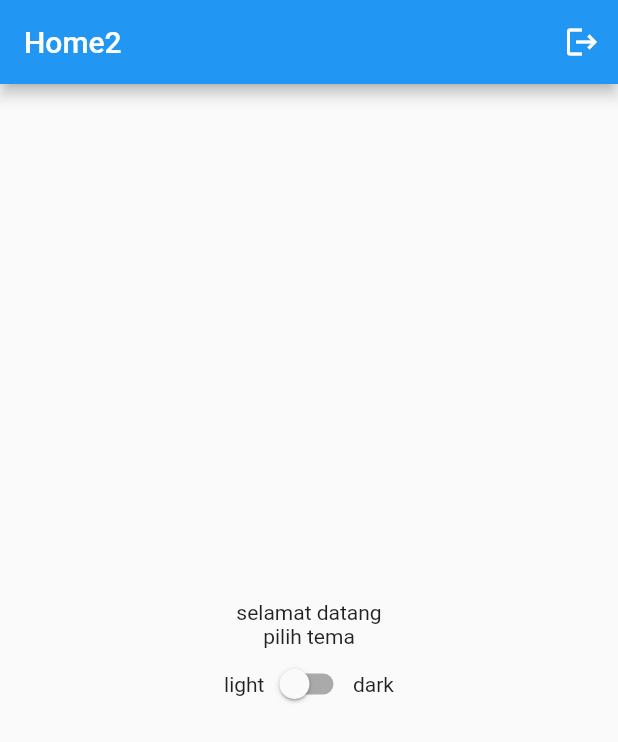
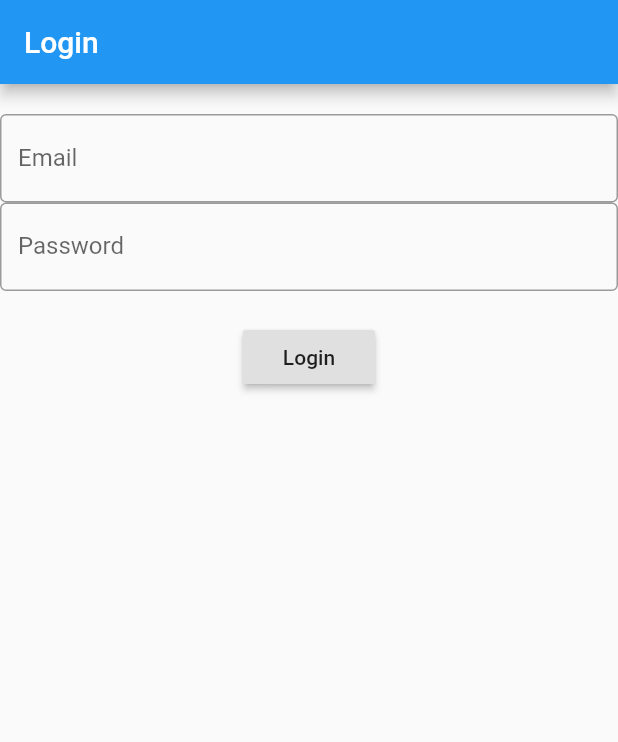
Before and after one commit to ryujinnnee/assist, a Flutter app: the screen it shows after launch, on a phone screen of 412 x 824 dp. Shown: the top 742 px of the screen. Run offline on Flutter 3.47's test engine with Material 2 defaults, Android fonts, the phone set to English and light mode, and no system bars; our stand-ins replace avatar_glow, carousel_slider, flutter_speed_dial, flutter_svg, glassmorphism, shared_preferences.

Commit message:
update gan

```diff
--- a/lib/login.dart
+++ b/lib/login.dart
@@ -1,4 +1,3 @@
-import 'package:chat/home.dart';
 import 'package:chat/home2.dart';
 import 'package:chat/log/dummy_data.dart';
 import 'package:flutter/material.dart';
@@ -12,8 +11,8 @@ class Login extends StatefulWidget {
 }
 
 class _LoginState extends State<Login> {
-  TextEditingController _email = TextEditingController();
-  TextEditingController _password = TextEditingController();
+  final TextEditingController _email = TextEditingController();
+  final TextEditingController _password = TextEditingController();
   bool isLoading = false;
   @override
   Widget build(BuildContext context) {
@@ -47,10 +46,10 @@ class _LoginState extends State<Login> {
                     SizedBox(height: 20),
                     RaisedButton(
                       child: const Text('Login'),
-                      onPressed: () {
+                      onPressed: _login,//() {
                         // Navigator.of(context).pushNamed('/home');
-                        _login();
-                      },
+
+                    //  },
                     ),
                   ],
                 )),
@@ -58,7 +57,7 @@ class _LoginState extends State<Login> {
   }
 
   void _login() async {
-    if (_email.text.isNotEmpty || _password.text.isNotEmpty) {
+    if (_email.text.isNotEmpty || _password.text.isEmpty) {
       setState(() {
         isLoading = true;
       });
@@ -68,7 +67,7 @@ class _LoginState extends State<Login> {
       //   prefs.setString('password', _password.text);
       //   Navigator.of(context).pushReplacementNamed(Home.routeName);
       // });
-      Future.delayed(Duration(seconds: 2), () {
+      Future.delayed(Duration(seconds: 1), () {
         if (_email.text == 'admin@a.com' && _password.text == '1233') {
           //DummyData.data.password
           Navigator.pushReplacement(
--- /dev/null
+++ b/lib/login2.dart
@@ -0,0 +1,84 @@
+import 'package:chat/home2.dart';
+//import 'package:chat/log/dummy_data.dart';
+import 'package:flutter/material.dart';
+import 'package:shared_preferences/shared_preferences.dart';
+
+class Login2 extends StatefulWidget {
+  const Login2({Key? key}) : super(key: key);
+
+  @override
+  State<Login2> createState() => _Login2State();
+}
+
+class _Login2State extends State<Login2> {
+  final TextEditingController _email = TextEditingController();
+  final TextEditingController _password = TextEditingController();
+  @override
+  Widget build(BuildContext context) {
+    return Scaffold(
+      appBar: AppBar(
+        title: const Text('Login'),
+      ),
+      body: Container(
+        child: Column(
+          // mainAxisAlignment: MainAxisAlignment.center,
+          children: [
+            SizedBox(
+              height: 20,
+            ),
+            TextField(
+              controller: _email,
+              decoration: const InputDecoration(
+                border: OutlineInputBorder(),
+                labelText: 'Email',
+              ),
+            ),
+            TextField(
+              controller: _password,
+              obscureText: true,
+              decoration: const InputDecoration(
+                border: OutlineInputBorder(),
+                labelText: 'Password',
+              ),
+            ),
+            SizedBox(height: 20),
+            RaisedButton(
+              child: const Text('Login'),
+              onPressed: () {
+                _login();
+              }, //_login,//() {
+              // Navigator.of(context).pushNamed('/home');
+
+              //  },
+            ),
+          ],
+        ),
+      ),
+    );
+  }
+
+  void _login() async {
+    // if (_email.text == DummyData.data && _password.text == DummyData.data) {
+    //   setState(() {
+    //     //isLoading = true;
+    //     Navigator.pushReplacement(
+    //         context, MaterialPageRoute(builder: (context) => const Home2()));
+    //   });
+    SharedPreferences prefs = await SharedPreferences.getInstance(); //{
+    prefs.setBool('isUser', true); //setString('email', _email.text);
+    //   prefs.setString('email', _email.text);
+    //   prefs.setString('password', _password.text);
+    //   Navigator.of(context).pushReplacementNamed(Home.routeName);
+    // });
+    Future.delayed(Duration(seconds: 1), () {
+      if (_email.text == 'soyaa' && _password.text == '1233') {
+        //DummyData.data.password
+        Navigator.pushReplacement(
+            context, MaterialPageRoute(builder: (context) => const Home2()));
+      }
+    });
+    // if (_email.text != DummyData.data && _password.text != DummyData.data) {
+    //   print('data salah');
+    // }
+  }
+}
--- a/lib/main.dart
+++ b/lib/main.dart
@@ -1,5 +1,7 @@
 import 'package:chat/home.dart';
+import 'package:chat/log/login.dart';
 import 'package:chat/log/tugas.dart';
+import 'package:chat/login2.dart';
 import 'package:chat/page/addjadwal.dart';
 import 'package:chat/page/do.dart';
 import 'package:chat/page/inJadwal.dart';
@@ -23,7 +25,7 @@ class MyApp extends StatefulWidget {
 
 class _MyAppState extends State<MyApp> {
   // This widget is the root of your application.
-  bool isUser = false;
+  bool isUser = true;
 
   @override
   void initState() {
@@ -37,7 +39,7 @@ class _MyAppState extends State<MyApp> {
       title: 'Assist',
       debugShowCheckedModeBanner: false,
       home: const Scaffold(
-        body: Splash(isUser: true,), //Home(),
+        body: Splash(isUser: false,), //Home(),
       ),
       initialRoute: "/",
       routes: {
--- a/lib/splash.dart
+++ b/lib/splash.dart
@@ -1,6 +1,7 @@
 
 import 'package:chat/home2.dart';
 import 'package:chat/log/login.dart';
+import 'package:chat/login2.dart';
 import 'package:flutter/material.dart';
 import 'package:shared_preferences/shared_preferences.dart';
 
@@ -20,7 +21,7 @@ class _SplashState extends State<Splash> {
   void initState() {
     super.initState();
     Future.delayed(const Duration(seconds: 2), () {
-      Navigator.of(context).pushReplacement(MaterialPageRoute(builder: (context) => widget.isUser ? const Home2() : const Login()));
+      Navigator.of(context).pushReplacement(MaterialPageRoute(builder: (context) => widget.isUser ? const Home2() : const Login2()));
     });
   }
 
@@ -28,7 +29,7 @@ class _SplashState extends State<Splash> {
   Widget build(BuildContext context) {
     return const Scaffold(
       body: Center(
-        child: Text('Loading..'),
+        child: Text('splash..'),
       ),
     );
   }
```
Also changed, not shown: lib/home2.dart (+12 -4 lines).
